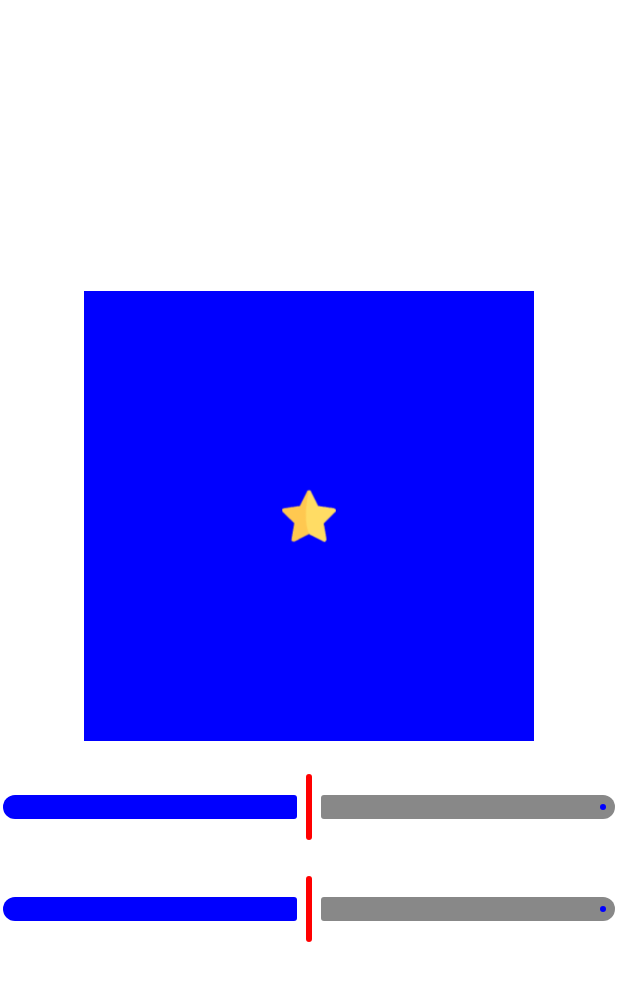
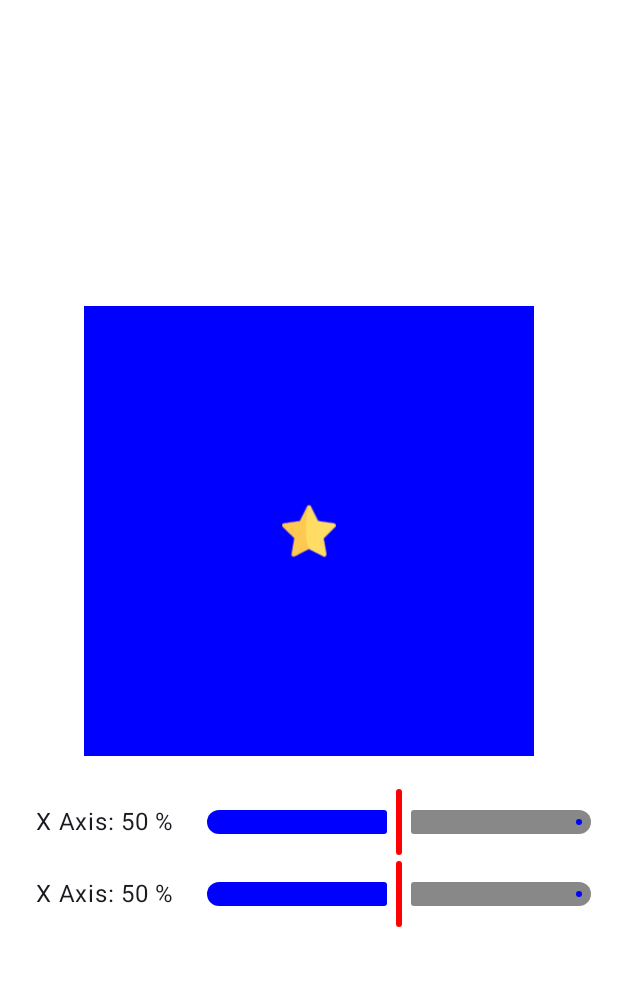
Before and after one commit to anastasiya-kliushkina/coordplot-kodeco, an Android app built with Jetpack Compose: the screen it shows after launch (MainActivity), on a phone screen of 412 x 824 dp. Shown: the top 981 px of the screen. Run offline under Robolectric (Android 15) with nearby library versions, the phone set to English and light mode, and no system bars.

Commit message:
Added Map slider

```diff
--- /dev/null
+++ b/app/src/main/java/com/kodeco/android/coordplot/MapSlider.kt
@@ -0,0 +1,57 @@
+package com.kodeco.android.coordplot
+
+import androidx.compose.foundation.layout.Arrangement
+import androidx.compose.foundation.layout.Row
+import androidx.compose.foundation.layout.padding
+import androidx.compose.foundation.layout.width
+import androidx.compose.material3.Text
+import androidx.compose.runtime.Composable
+import androidx.compose.runtime.getValue
+import androidx.compose.runtime.mutableStateOf
+import androidx.compose.runtime.remember
+import androidx.compose.runtime.setValue
+import androidx.compose.ui.Alignment
+import androidx.compose.ui.Modifier
+import androidx.compose.ui.res.stringResource
+import androidx.compose.ui.tooling.preview.Preview
+import androidx.compose.ui.unit.dp
+import com.kodeco.android.coordplot.ui.theme.MyApplicationTheme
+
+@Composable
+fun MapSlider(
+    titleRes: Int,
+    percentage: Float = 0.5f,
+    onPercentageChange: (Float) -> Unit
+) {
+    var currentPercentage by remember { mutableStateOf(percentage) }
+
+    Row(
+        verticalAlignment = Alignment.CenterVertically,
+        horizontalArrangement = Arrangement.SpaceEvenly,
+        modifier = Modifier
+            .padding(16.dp, 0.dp, 16.dp, 0.dp)
+    ) {
+        Text(
+            text = "${stringResource(id = titleRes)} ${(currentPercentage * 100).toInt()} % ",
+            modifier = Modifier
+                .width(120.dp)
+                .padding(start = 8.dp)
+        )
+
+        SliderXY(
+            value = currentPercentage,
+            valueChanged = {
+                currentPercentage = it
+                onPercentageChange(it)
+            }
+        )
+    }
+}
+
+@Preview(showBackground = true)
+@Composable
+fun MapSliderPreview() {
+    MyApplicationTheme {
+        MapSlider(R.string.x_axis_text, 0.7f, onPercentageChange = { it })
+    }
+}
--- a/app/src/main/java/com/kodeco/android/coordplot/PlotSurface.kt
+++ b/app/src/main/java/com/kodeco/android/coordplot/PlotSurface.kt
@@ -26,17 +26,19 @@ fun PlotSurface() {
     ) {
         Map(xPercentage, yPercentage)
         Spacer(modifier = Modifier.height(20.dp))
-        SliderXY(
-            value = xPercentage,
-            valueChanged = { value ->
-                xPercentage = value
+
+        MapSlider(
+            titleRes = R.string.x_axis_text,
+            percentage = xPercentage,
+            onPercentageChange = { newPercentage ->
+                xPercentage = newPercentage
             }
         )
-        Spacer(modifier = Modifier.height(20.dp))
-        SliderXY(
-            value = yPercentage,
-            valueChanged = { value ->
-                yPercentage = value
+        MapSlider(
+            titleRes = R.string.y_axis_text,
+            percentage = yPercentage,
+            onPercentageChange = { newPercentage ->
+                yPercentage = newPercentage
             }
         )
     }
--- a/app/src/main/java/com/kodeco/android/coordplot/SliderXY.kt
+++ b/app/src/main/java/com/kodeco/android/coordplot/SliderXY.kt
@@ -1,10 +1,8 @@
 package com.kodeco.android.coordplot
 
-import androidx.compose.foundation.layout.Box
 import androidx.compose.material3.Slider
 import androidx.compose.material3.SliderDefaults
 import androidx.compose.runtime.Composable
-import androidx.compose.ui.Modifier
 import androidx.compose.ui.graphics.Color
 import androidx.compose.ui.tooling.preview.Preview
 import com.kodeco.android.coordplot.ui.theme.MyApplicationTheme
@@ -13,9 +11,6 @@ import com.kodeco.android.coordplot.ui.theme.MyApplicationTheme
 fun SliderXY(
     value: Float = 0.5f,
     valueChanged: (Float) -> Unit
-) {
-    Box(
-        modifier = Modifier
 ) {
     Slider(
         value = value,
@@ -28,7 +23,6 @@ fun SliderXY(
         )
     )
 }
-}
 
 @Preview(showBackground = true)
 @Composable
--- a/app/src/main/res/values/strings.xml
+++ b/app/src/main/res/values/strings.xml
@@ -1,3 +1,5 @@
 <resources>
     <string name="app_name">My Application</string>
+    <string name="x_axis_text">X Axis:</string>
+    <string name="y_axis_text">X Axis:</string>
 </resources>
```
Lines whose indentation alone changed are shown as unchanged.
